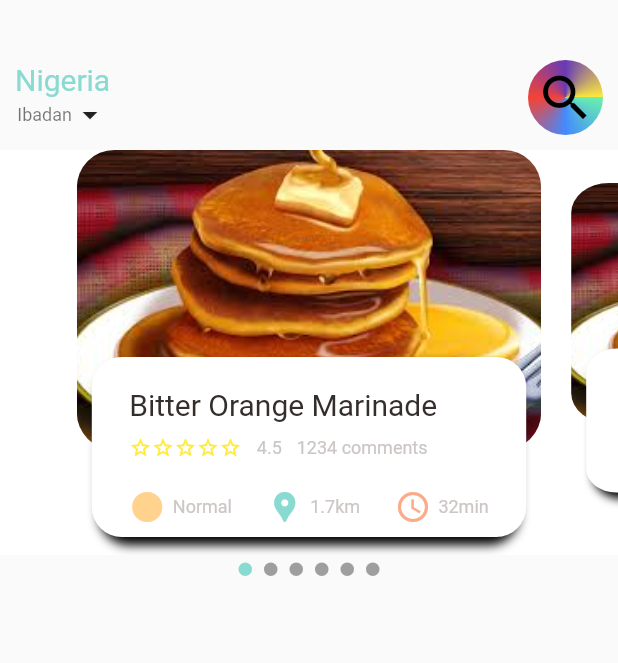
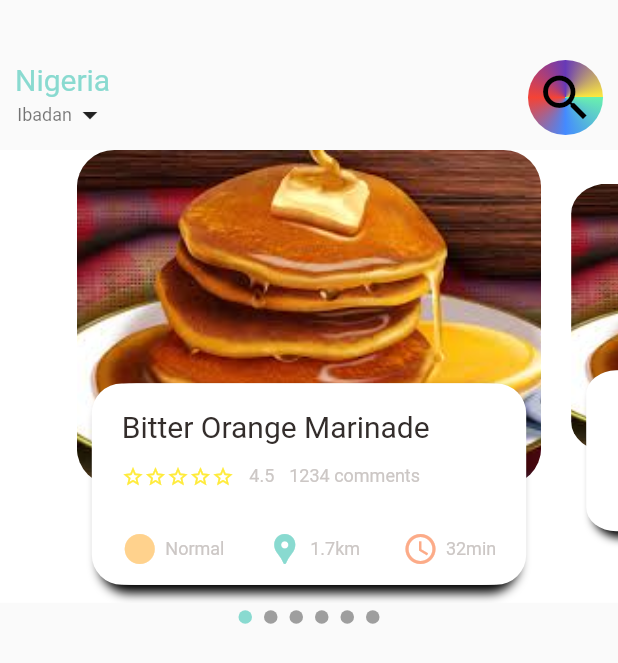
Before and after one commit to zulayqoh/Food-Delivery-App, a Flutter app: the screen it shows after launch, on a phone screen of 412 x 824 dp. Shown: the top 663 px of the screen. Run offline on Flutter 3.47's test engine with Material 2 defaults, Android fonts, the phone set to English and light mode, and no system bars; drawn by our look-alikes of smooth_page_indicator; our stand-ins replace get.

Commit message:
Added GetX package to achieve dynamic dimensions and responsiveness

```diff
--- a/lib/home/food_page_body.dart
+++ b/lib/home/food_page_body.dart
@@ -1,5 +1,6 @@
 import 'package:flutter/material.dart';
 import 'package:food_delivery/utils/colors.dart';
+import 'package:food_delivery/utils/dimension.dart';
 import 'package:food_delivery/widgets/big_text.dart';
 import 'package:food_delivery/widgets/icon_text_widget.dart';
 import 'package:food_delivery/widgets/small_text.dart';
@@ -17,7 +18,7 @@ class _FoodPageBodyState extends State<FoodPageBody> {
   late double _currentPageValue = 0.0;
   final double _scaleFactor = 0.8;
 
-  final double _height = 220;
+  final double _height = Dimension.pageViewContainerImage;
 
   @override
   void initState() {
@@ -36,7 +37,7 @@ class _FoodPageBodyState extends State<FoodPageBody> {
       children: [
         Container(
           color: Colors.white,
-          height: 270,
+          height: Dimension.pageViewContainer,
           child: PageView.builder(
               controller: pageController,
               itemBuilder: (context, index) {
@@ -60,7 +61,6 @@ class _FoodPageBodyState extends State<FoodPageBody> {
               // strokeWidth: 5,
           ),
           onDotClicked: (index) {
-           print(index);
           },
         ),
       ],
@@ -95,7 +95,7 @@ class _FoodPageBodyState extends State<FoodPageBody> {
       child: Stack(
         children: [
           Container(
-            height: 200,
+            height: Dimension.pageViewContainerImage,
             margin: const EdgeInsets.symmetric(horizontal: 10),
             decoration: BoxDecoration(
                 borderRadius: BorderRadius.circular(25),
@@ -107,8 +107,8 @@ class _FoodPageBodyState extends State<FoodPageBody> {
           Align(
             alignment: Alignment.bottomCenter,
             child: Container(
-              padding: const EdgeInsets.only(top: 20, left: 20, right: 20),
-              height: 120,
+              padding: const EdgeInsets.only(top: 10, left: 15, right: 15, bottom: 5),
+              height: Dimension.pageViewContainerText,
               margin: const EdgeInsets.only(left: 25, right: 25, bottom: 12),
               decoration: BoxDecoration(
                   borderRadius: BorderRadius.circular(20),
@@ -122,10 +122,10 @@ class _FoodPageBodyState extends State<FoodPageBody> {
                     BoxShadow(offset: Offset(-5, 0), color: Colors.white),
                   ]),
               child: Column(
+                mainAxisAlignment: MainAxisAlignment.spaceAround,
                 crossAxisAlignment: CrossAxisAlignment.start,
                 children: [
                   const BigAppText(text: 'Bitter Orange Marinade'),
-                  const SizedBox(height: 10),
                   Row(
                     children: [
                       Wrap(
@@ -144,7 +144,7 @@ class _FoodPageBodyState extends State<FoodPageBody> {
                       const SmallAppText(text: '1234 comments'),
                     ],
                   ),
-                  const SizedBox(height: 20),
+                  const SizedBox(height: 0),
                   Row(
                     mainAxisAlignment: MainAxisAlignment.spaceBetween,
                     children: const [
--- a/lib/main.dart
+++ b/lib/main.dart
@@ -1,5 +1,6 @@
 import 'package:flutter/material.dart';
 import 'package:food_delivery/home/main_food_page.dart';
+import 'package:get/get_navigation/src/root/get_material_app.dart';
 
 void main() {
   runApp(const MyApp());
@@ -11,7 +12,7 @@ class MyApp extends StatelessWidget {
   // This widget is the root of your application.
   @override
   Widget build(BuildContext context) {
-    return MaterialApp(
+    return GetMaterialApp(
       debugShowCheckedModeBanner: false,
       title: 'Flutter Demo',
       theme: ThemeData(
--- /dev/null
+++ b/lib/utils/dimension.dart
@@ -0,0 +1,12 @@
+import 'package:get/get.dart';
+
+class Dimension {
+  /// height 737.4545454545455
+  /// width 392.72727272727275
+  static double screenHeight = Get.context!.height;
+  static double screenWidth = Get.context!.width;
+  /// height factor = screenHeight/currentHeight
+  static double pageViewContainerImage = screenHeight/3.685; /// 200
+  static double pageViewContainerText = screenHeight/6.142; /// 120
+  static double pageViewContainer = screenHeight/2.73; /// 270
+}
--- a/pubspec.yaml
+++ b/pubspec.yaml
@@ -35,6 +35,7 @@ dependencies:
   # Use with the CupertinoIcons class for iOS style icons.
   cupertino_icons: ^1.0.2
   smooth_page_indicator: ^1.0.0+2
+  get: ^4.6.5
 
 dev_dependencies:
   flutter_test:
```
Also changed, not shown: pubspec.lock.
